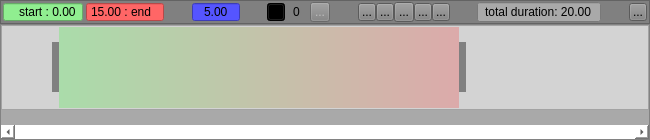
Qt form animtimeline.ui (hiergaut/AnimTimeline) before a commit.
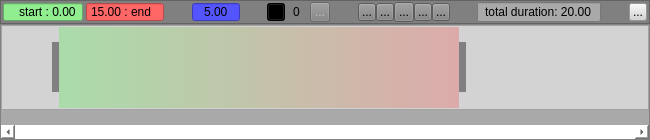
The same form after that commit. Icons and pictures are not drawn. Custom widgets are drawn as their Qt base class.

The edit to the form file:
```diff
--- a/animtimeline.ui
+++ b/animtimeline.ui
@@ -563,6 +563,12 @@
           <height>18</height>
          </size>
         </property>
+        <property name="toolTip">
+         <string>&lt;html&gt;&lt;head/&gt;&lt;body&gt;&lt;p align=&quot;center&quot;&gt;&lt;span style=&quot; font-size:24pt;&quot;&gt;List of keybindings&lt;/span&gt;&lt;/p&gt;&lt;p&gt;&lt;span style=&quot; font-size:20pt; font-weight:600; font-style:italic;&quot;&gt;* KeyPose :&lt;/span&gt;&lt;/p&gt;&lt;p&gt;&lt;span style=&quot; font-size:16pt; color:#ff5500;&quot;&gt;Next / Previous :&lt;/span&gt;&lt;/p&gt;&lt;p&gt;&lt;span style=&quot; font-weight:600;&quot;&gt;&amp;lt;left/right&amp;gt;&lt;/span&gt; or &lt;span style=&quot; font-weight:600;&quot;&gt;&amp;lt;shift&amp;gt;+&amp;lt;wheelMouse&amp;gt; &lt;/span&gt;&lt;span style=&quot; color:#aa00ff;&quot;&gt;(on ruler)&lt;/span&gt; : set cursor to next / previous keyPose&lt;/p&gt;&lt;p&gt;&lt;span style=&quot; font-weight:600;&quot;&gt;&amp;lt;wheelMouse&amp;gt; &lt;/span&gt;&lt;span style=&quot; color:#aa00ff;&quot;&gt;(over keyPose numbering spinBox)&lt;/span&gt; : idem&lt;/p&gt;&lt;p&gt;&lt;span style=&quot; font-size:16pt; color:#ff5500;&quot;&gt;Insert / Replace :&lt;/span&gt;&lt;/p&gt;&lt;p&gt;&lt;span style=&quot; font-weight:600;&quot;&gt;&amp;lt;i&amp;gt;&lt;/span&gt; : insert/replace keyPose on cursor&lt;/p&gt;&lt;p&gt;&lt;span style=&quot; font-size:16pt; color:#ff5500;&quot;&gt;Delete :&lt;/span&gt;&lt;/p&gt;&lt;p&gt;&lt;span style=&quot; font-weight:600;&quot;&gt;&amp;lt;shift&amp;gt;+&amp;lt;i&amp;gt; &lt;/span&gt;or &lt;span style=&quot; font-weight:600;&quot;&gt;&amp;lt;del&amp;gt;&lt;/span&gt; : delete current keyPose&lt;/p&gt;&lt;p&gt;&lt;span style=&quot; font-weight:600;&quot;&gt;&amp;lt;shift&amp;gt;+&amp;lt;leftClick&amp;gt; &lt;/span&gt;&lt;span style=&quot; color:#aa00ff;&quot;&gt;(on ruler)&lt;/span&gt; : remove keyPoses between cursor and mouse&lt;/p&gt;&lt;p&gt;&lt;span style=&quot; font-size:16pt; color:#ff5500;&quot;&gt;Move :&lt;/span&gt;&lt;/p&gt;&lt;p&gt;&lt;span style=&quot; font-size:12pt; color:#ff5500;&quot;&gt;cursor already on keyPose :&lt;/span&gt;&lt;/p&gt;&lt;p&gt;&lt;span style=&quot; font-weight:600;&quot;&gt;&amp;lt;rightClick&amp;gt; &lt;/span&gt;&lt;span style=&quot; color:#aa00ff;&quot;&gt;(on ruler)&lt;/span&gt; : move current keyPose on mouse and slide its right brothers (right brothers : all keyPoses on the right of current keyPose)&lt;/p&gt;&lt;p&gt;&lt;span style=&quot; font-weight:600;&quot;&gt;&amp;lt;shift&amp;gt;+&amp;lt;rightClick&amp;gt; &lt;/span&gt;&lt;span style=&quot; color:#aa00ff;&quot;&gt;(on ruler)&lt;/span&gt; : move current keyPose on mouse click&lt;/p&gt;&lt;p&gt;&lt;span style=&quot; font-size:12pt; color:#ff5500;&quot;&gt;cursor not on keyPose :&lt;/span&gt;&lt;/p&gt;&lt;p&gt;&lt;span style=&quot; font-weight:600;&quot;&gt;&amp;lt;rightClick&amp;gt; &lt;/span&gt;&lt;span style=&quot; color:#aa00ff;&quot;&gt;(on ruler)&lt;/span&gt; : move first keyPose on the left of mouse on mouse and slide its right brothers&lt;/p&gt;&lt;p&gt;&lt;span style=&quot; font-weight:600;&quot;&gt;&amp;lt;shift&amp;gt;+&amp;lt;rightClick&amp;gt; &lt;/span&gt;&lt;span style=&quot; color:#aa00ff;&quot;&gt;(on ruler)&lt;/span&gt; : move first keyPose on the right of mouse on mouse and slide its right brothers&lt;/p&gt;&lt;p&gt;&lt;span style=&quot; font-size:20pt; font-weight:600; font-style:italic;&quot;&gt;* Cursor :&lt;/span&gt;&lt;/p&gt;&lt;p&gt;&lt;span style=&quot; font-weight:600;&quot;&gt;&amp;lt;leftClick&amp;gt; &lt;/span&gt;&lt;span style=&quot; color:#aa00ff;&quot;&gt;(on ruler)&lt;/span&gt; : move cursor and update renderer&lt;/p&gt;&lt;p&gt;&lt;span style=&quot; font-weight:600;&quot;&gt;&amp;lt;ctrl&amp;gt;+&amp;lt;leftClick&amp;gt; &lt;/span&gt;&lt;span style=&quot; color:#aa00ff;&quot;&gt;(on ruler)&lt;/span&gt; : move cursor without renderer update (need to create multiple keyPose of same skeleton, avoid auto interpolate)&lt;/p&gt;&lt;p&gt;&lt;span style=&quot; font-size:20pt; font-weight:600; font-style:italic;&quot;&gt;* Ruler :&lt;/span&gt;&lt;/p&gt;&lt;p&gt;&lt;span style=&quot; font-weight:600;&quot;&gt;&amp;lt;wheeMouse&amp;gt;&lt;/span&gt;&lt;span style=&quot; color:#aa00ff;&quot;&gt;(on ruler)&lt;/span&gt; : zoom in/out (&lt;span style=&quot; color:#00aa00;&quot;&gt;speed of zoom can be changed, see configuration.h&lt;/span&gt;)&lt;/p&gt;&lt;p&gt;&lt;span style=&quot; font-weight:600;&quot;&gt;&amp;lt;ctrl&amp;gt;+&amp;lt;wheelMouse&amp;gt;&lt;/span&gt; or &lt;span style=&quot; font-weight:600;&quot;&gt;&amp;lt;hold middleClick&amp;gt;+&amp;lt;mouseMove&amp;gt;&lt;/span&gt; (&lt;span style=&quot; color:#aa00ff;&quot;&gt;on ruler&lt;/span&gt;) : slide left/right ruler (&lt;span style=&quot; color:#00aa00;&quot;&gt;slide speed can be changed, see configuration.h&lt;/span&gt;)&lt;/p&gt;&lt;p&gt;&lt;span style=&quot; font-weight:600;&quot;&gt;&amp;lt;shift&amp;gt;+&amp;lt;ctrl&amp;gt;+&amp;lt;wheelMouse&amp;gt;&lt;/span&gt; : increase/decrease size of timeline (width of dialog)&lt;/p&gt;&lt;p&gt;&lt;span style=&quot; font-size:20pt; font-weight:600; font-style:italic;&quot;&gt;* Others :&lt;/span&gt;&lt;/p&gt;&lt;p&gt;&lt;span style=&quot; font-weight:600;&quot;&gt;&amp;lt;space&amp;gt;&lt;/span&gt; : set play/pause mode&lt;/p&gt;&lt;p&gt;&lt;br/&gt;&lt;/p&gt;&lt;/body&gt;&lt;/html&gt;</string>
+        </property>
+        <property name="styleSheet">
+         <string notr="true">background: lightgray;</string>
+        </property>
         <property name="text">
          <string>...</string>
         </property>
```
Left out of the diff: 9 changed lines with no effect on the pictures.
